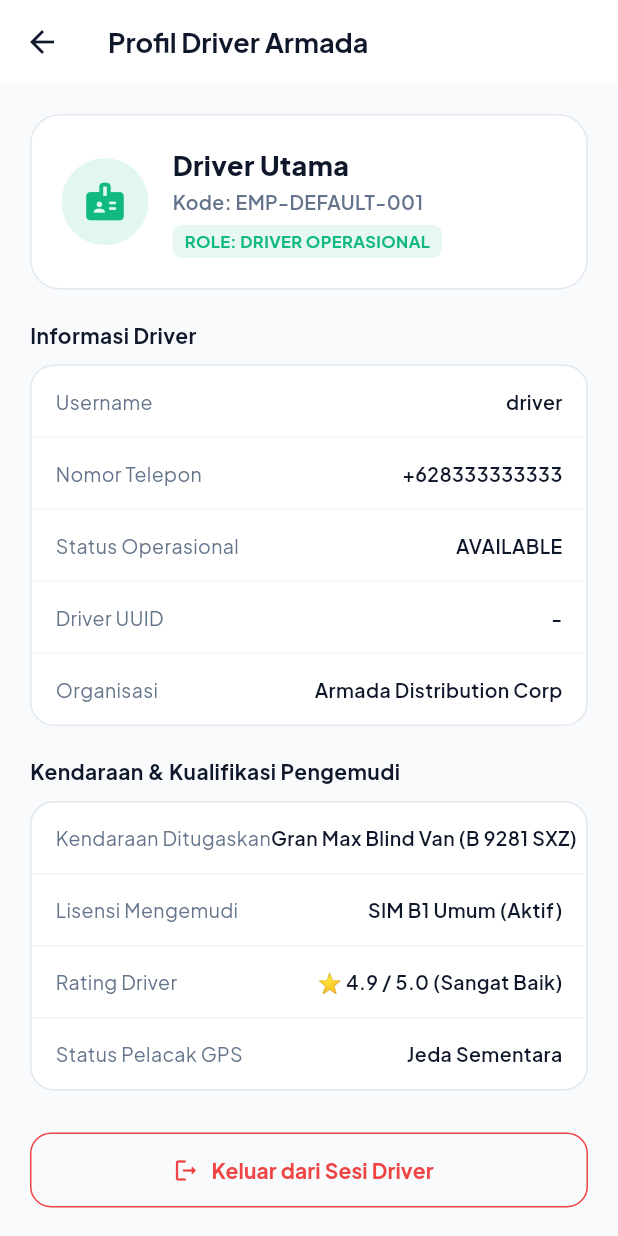
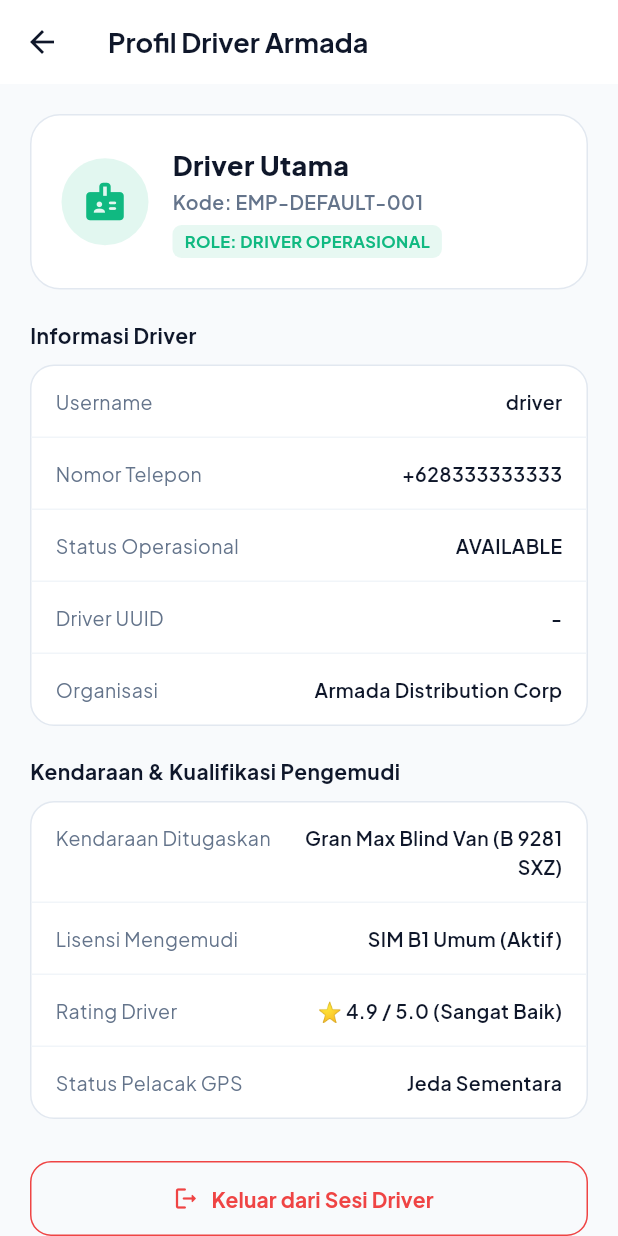
Before and after one commit to tirangga30/armadamobile, a Flutter app: the DriverProfileView screen opened directly, on a phone screen of 412 x 824 dp. Run offline on Flutter 3.47's test engine with Material 3 defaults, Android fonts, the phone set to English and light mode, and no system bars; our stand-ins replace dio, flutter_secure_storage, geolocator, google_fonts; accounts and stored records are empty.

Commit message:
fix: resolve RenderFlex overflow issues across Owner and Driver views

```diff
--- a/lib/features/driver/views/driver_profile_view.dart
+++ b/lib/features/driver/views/driver_profile_view.dart
@@ -204,6 +204,7 @@ class DriverProfileView extends StatelessWidget {
       padding: const EdgeInsets.symmetric(horizontal: 16, vertical: 14),
       child: Row(
         mainAxisAlignment: MainAxisAlignment.spaceBetween,
+        crossAxisAlignment: CrossAxisAlignment.start,
         children: [
           Text(
             title,
@@ -212,12 +213,16 @@ class DriverProfileView extends StatelessWidget {
               color: const Color(0xFF64748B),
             ),
           ),
-          Text(
-            val,
-            style: GoogleFonts.plusJakartaSans(
-              fontSize: 13,
-              fontWeight: FontWeight.w600,
-              color: AppTheme.textPrimary,
+          const SizedBox(width: 16),
+          Expanded(
+            child: Text(
+              val,
+              textAlign: TextAlign.end,
+              style: GoogleFonts.plusJakartaSans(
+                fontSize: 13,
+                fontWeight: FontWeight.w600,
+                color: AppTheme.textPrimary,
+              ),
             ),
           ),
         ],
```
Also changed, not shown: lib/features/owner/views/owner_deliveries_view.dart (+8 -2 lines), lib/features/owner/views/owner_emergency_view.dart (+17 -4 lines), lib/features/owner/views/owner_fleet_view.dart (+15 -5 lines), lib/features/owner/views/owner_profile_view.dart (+11 -6 lines).
